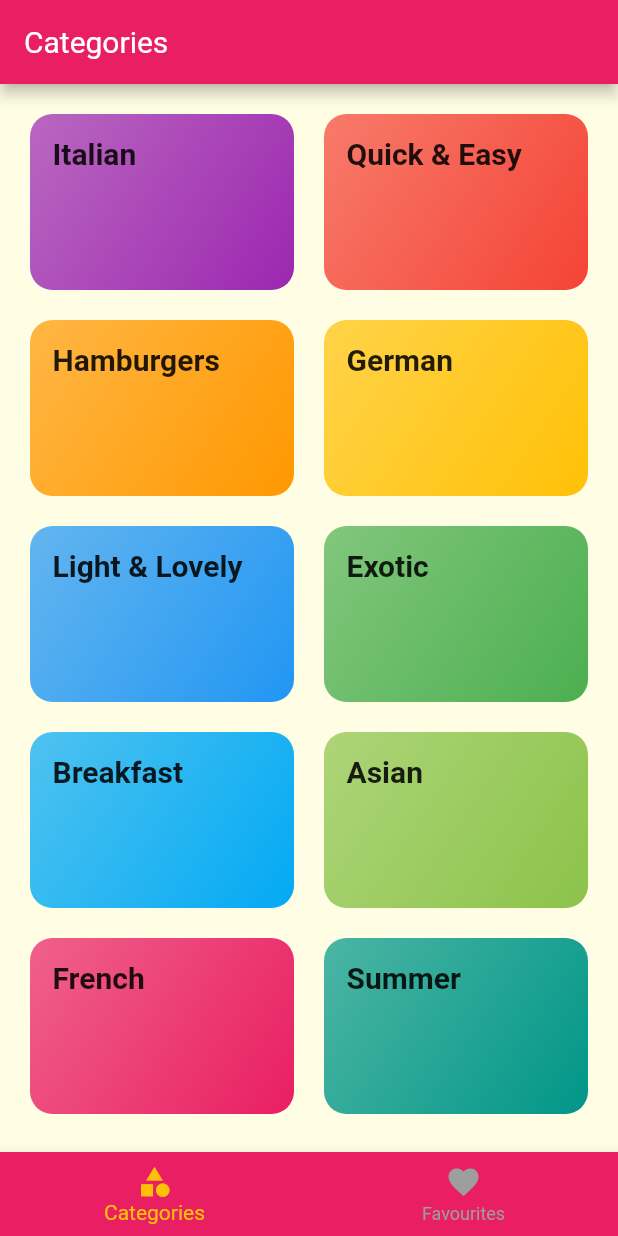
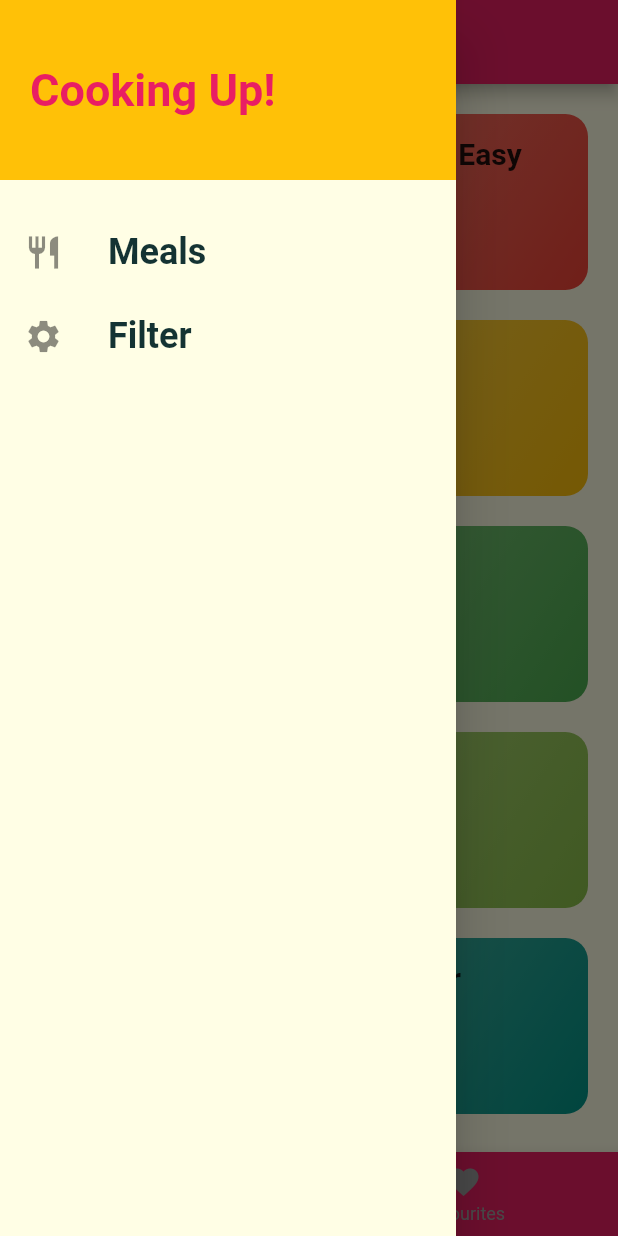
Before and after one commit to vyashh/flutter_course_meal_app, a Flutter app: the screen it shows after launch, with the side drawer open (before the commit the screen has no drawer), on a phone screen of 412 x 824 dp. Run offline on Flutter 3.47's test engine with Material 2 defaults, Android fonts, the phone set to English and light mode, and no system bars.

Commit message:
added drawer without working links

```diff
--- a/lib/screens/tabs_screen.dart
+++ b/lib/screens/tabs_screen.dart
@@ -1,4 +1,5 @@
 import 'package:flutter/material.dart';
+import '../widgets/main_drawer.dart';
 import './favorites_screen.dart';
 import './categories_screen.dart';
 
@@ -33,6 +34,7 @@ class _TabsScreenState extends State<TabsScreen> {
       appBar: AppBar(
         title: Text(_pages[_selectedPageIndex]['title']),
       ),
+      drawer: MainDrawer(),
       body: _pages[_selectedPageIndex]['page'],
       bottomNavigationBar: BottomNavigationBar(
         onTap: _selectPage,
--- /dev/null
+++ b/lib/widgets/main_drawer.dart
@@ -0,0 +1,45 @@
+import 'package:flutter/material.dart';
+
+class MainDrawer extends StatelessWidget {
+  Widget _buildListTile(String title, IconData icon) {
+    return ListTile(
+      leading: Icon(
+        icon,
+        size: 26,
+      ),
+      title: Text(
+        title,
+        style: TextStyle(fontSize: 24, fontWeight: FontWeight.bold),
+      ),
+    );
+  }
+
+  @override
+  Widget build(BuildContext context) {
+    return Drawer(
+      child: Column(
+        children: <Widget>[
+          Container(
+            height: 120,
+            width: double.infinity,
+            padding: EdgeInsets.all(20),
+            alignment: Alignment.centerLeft,
+            color: Theme.of(context).accentColor,
+            child: Text(
+              'Cooking Up!',
+              style: TextStyle(
+                  fontWeight: FontWeight.bold,
+                  fontSize: 30,
+                  color: Theme.of(context).primaryColor),
+            ),
+          ),
+          SizedBox(
+            height: 20,
+          ),
+          _buildListTile('Meals', Icons.restaurant),
+          _buildListTile('Filter', Icons.settings),
+        ],
+      ),
+    );
+  }
+}
```
